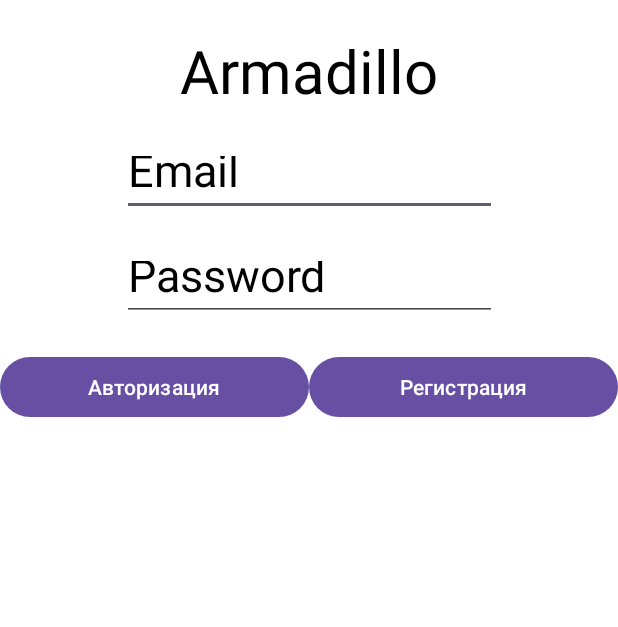
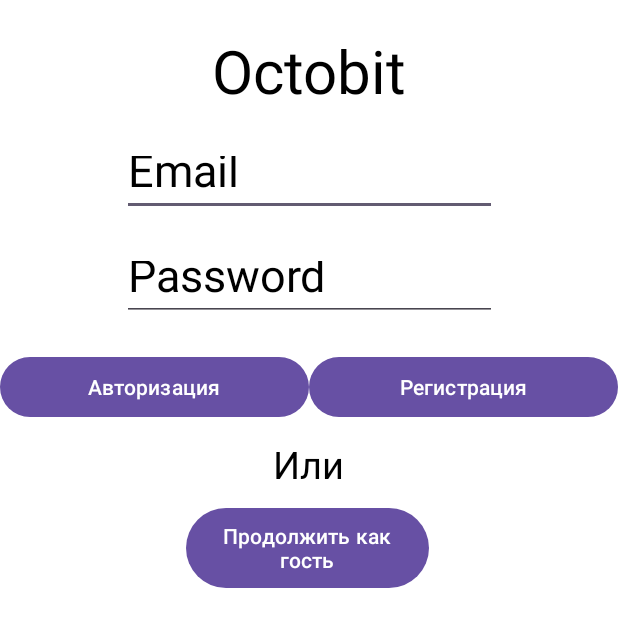
Before and after one commit to Morivan/-Armadillo, an Android app: the screen it shows after launch (MainActivity), on a phone screen of 412 x 824 dp. Shown: the top 627 px of the screen. Run offline under Robolectric (Android 15) with nearby library versions, the phone set to English and light mode, and no system bars; our stand-ins replace Firebase (no records; nobody signed in at launch, a user with empty details on screens opened directly).

Commit message:
ContinueAsGuest added

```diff
--- a/Armadillo/app/src/main/java/com/example/armadillo/MainActivity.java
+++ b/Armadillo/app/src/main/java/com/example/armadillo/MainActivity.java
@@ -93,4 +93,9 @@
             }
         });
     }
+
+    public void continue_as_guest(View view){
+        Intent mainPage = new Intent(MainActivity.this, MainPage.class);
+        startActivity(mainPage);
+    }
 }
--- a/Armadillo/app/src/main/res/layout/activity_main.xml
+++ b/Armadillo/app/src/main/res/layout/activity_main.xml
@@ -13,7 +13,7 @@
         android:id="@+id/tv_title"
         android:layout_width="wrap_content"
         android:layout_height="wrap_content"
-        android:text="@string/armadillo"
+        android:text="@string/octobit"
         android:textColor="@color/black"
         android:textSize="40sp"
         app:layout_constraintTop_toTopOf="parent"
@@ -60,7 +60,7 @@
             android:layout_width="match_parent"
             android:layout_height="match_parent"
             android:layout_weight="1"
-            android:text="Авторизация"/>
+            android:text="Авторизация" />
 
         <Button
             android:id="@+id/btn_registration"
@@ -69,6 +69,33 @@
             android:layout_weight="1"
             android:text="Регистрация"/>
 
+
+
     </LinearLayout>
 
+    <TextView
+        android:id="@+id/or_title"
+        android:layout_width="wrap_content"
+        android:layout_height="wrap_content"
+        android:layout_marginTop="292dp"
+        android:text="@string/or"
+        android:textColor="@color/black"
+        android:textSize="25sp"
+        app:layout_constraintEnd_toEndOf="parent"
+        app:layout_constraintStart_toStartOf="parent"
+        app:layout_constraintTop_toTopOf="parent" />
+
+    <Button
+        android:id="@+id/btn_without_registration"
+        android:layout_width="162dp"
+        android:layout_height="61dp"
+        android:layout_marginStart="124dp"
+        android:layout_marginTop="8dp"
+        android:layout_weight="1"
+        android:text="@string/continue_as_guest"
+        android:onClick="continue_as_guest"
+        app:layout_constraintStart_toStartOf="parent"
+        app:layout_constraintTop_toBottomOf="@+id/or_title" />
+
+
 </androidx.constraintlayout.widget.ConstraintLayout>
--- a/Armadillo/app/src/main/res/values/strings.xml
+++ b/Armadillo/app/src/main/res/values/strings.xml
@@ -4,4 +4,8 @@
     <string name="armadillo">Armadillo</string>
     <string name="email">Email</string>
     <string name="password">Password</string>
+    <string name="Octobit" />
+    <string name="octobit">Octobit</string>
+    <string name="or">Или</string>
+    <string name="continue_as_guest">Продолжить как гость</string>
 </resources>
```
